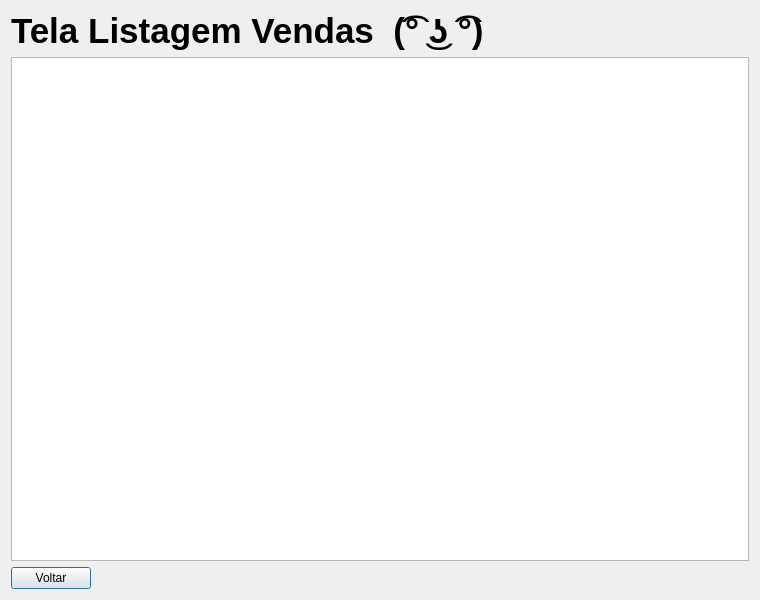
This is telalistagemvendas.ui in EduardoHaagP/ProjetoPOO as Qt 5 draws it before an edit. The edited form follows.
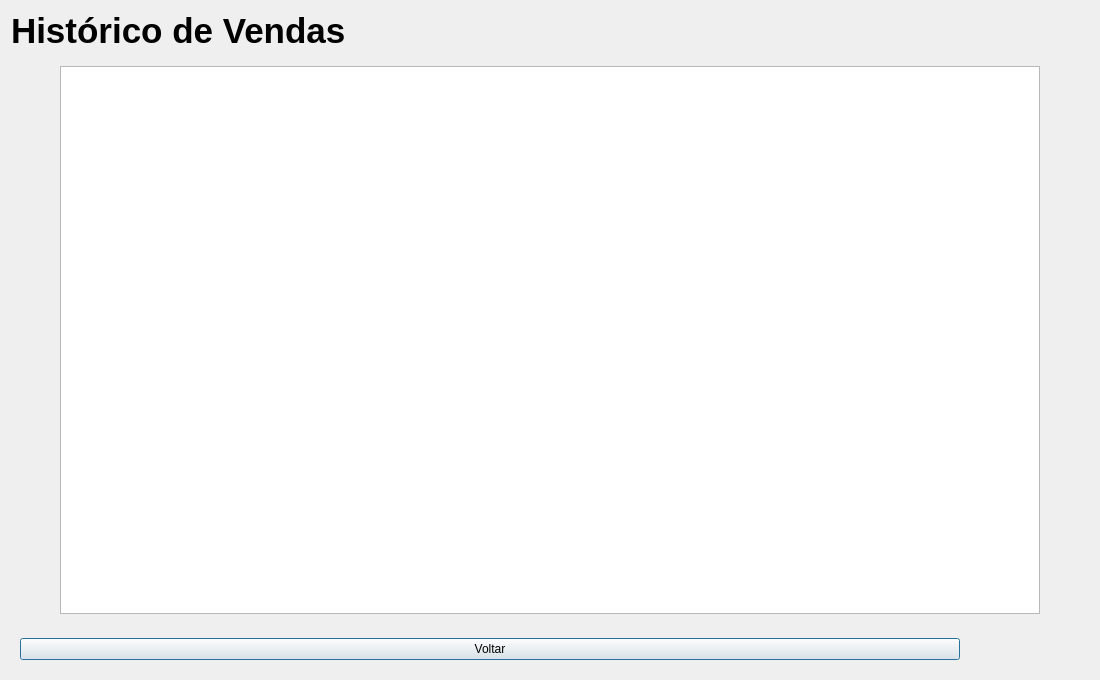
This is the edited form.

Commit message: telas atualizadas, funcionando quase 100%

Patch:
```diff
--- a/telalistagemvendas.ui
+++ b/telalistagemvendas.ui
@@ -6,8 +6,8 @@
    <rect>
     <x>0</x>
     <y>0</y>
-    <width>760</width>
-    <height>600</height>
+    <width>1100</width>
+    <height>680</height>
    </rect>
   </property>
   <property name="windowTitle">
@@ -23,17 +23,62 @@
       </font>
      </property>
      <property name="text">
-      <string>Tela Listagem Vendas  (͡° ͜ʖ ͡°)</string>
+      <string>Histórico de Vendas</string>
      </property>
     </widget>
+   </item>
+   <item>
+    <widget class="QWidget" name="widget_3" native="true">
+     <layout class="QHBoxLayout" name="horizontalLayout_3">
+      <item>
+       <spacer name="horizontalSpacer_2">
+        <property name="orientation">
+         <enum>Qt::Horizontal</enum>
+        </property>
+        <property name="sizeType">
+         <enum>QSizePolicy::Maximum</enum>
+        </property>
+        <property name="sizeHint" stdset="0">
+         <size>
+          <width>40</width>
+          <height>20</height>
+         </size>
+        </property>
+       </spacer>
    </item>
    <item>
     <widget class="QTableWidget" name="tabelaVendas"/>
    </item>
    <item>
-    <layout class="QHBoxLayout" name="horizontalLayout">
+       <spacer name="horizontalSpacer_4">
+        <property name="orientation">
+         <enum>Qt::Horizontal</enum>
+        </property>
+        <property name="sizeType">
+         <enum>QSizePolicy::Maximum</enum>
+        </property>
+        <property name="sizeHint" stdset="0">
+         <size>
+          <width>40</width>
+          <height>20</height>
+         </size>
+        </property>
+       </spacer>
+      </item>
+     </layout>
+    </widget>
+   </item>
+   <item>
+    <widget class="QWidget" name="config" native="true">
+     <layout class="QHBoxLayout" name="horizontalLayout_2">
      <item>
       <widget class="QPushButton" name="botVoltar">
+        <property name="sizePolicy">
+         <sizepolicy hsizetype="Preferred" vsizetype="Fixed">
+          <horstretch>0</horstretch>
+          <verstretch>0</verstretch>
+         </sizepolicy>
+        </property>
        <property name="text">
         <string>Voltar</string>
        </property>
@@ -44,15 +89,51 @@
        <property name="orientation">
         <enum>Qt::Horizontal</enum>
        </property>
+        <property name="sizeType">
+         <enum>QSizePolicy::Preferred</enum>
+        </property>
        <property name="sizeHint" stdset="0">
         <size>
-         <width>0</width>
-         <height>0</height>
+          <width>40</width>
+          <height>20</height>
+         </size>
+        </property>
+       </spacer>
+      </item>
+      <item>
+       <spacer name="horizontalSpacer_5">
+        <property name="orientation">
+         <enum>Qt::Horizontal</enum>
+        </property>
+        <property name="sizeType">
+         <enum>QSizePolicy::Preferred</enum>
+        </property>
+        <property name="sizeHint" stdset="0">
+         <size>
+          <width>40</width>
+          <height>20</height>
+         </size>
+        </property>
+       </spacer>
+      </item>
+      <item>
+       <spacer name="horizontalSpacer_3">
+        <property name="orientation">
+         <enum>Qt::Horizontal</enum>
+        </property>
+        <property name="sizeType">
+         <enum>QSizePolicy::Preferred</enum>
+        </property>
+        <property name="sizeHint" stdset="0">
+         <size>
+          <width>40</width>
+          <height>20</height>
         </size>
        </property>
       </spacer>
      </item>
     </layout>
+    </widget>
    </item>
   </layout>
  </widget>
```
Lines whose indentation alone changed are shown as unchanged. The commit also changes 14 other files.
